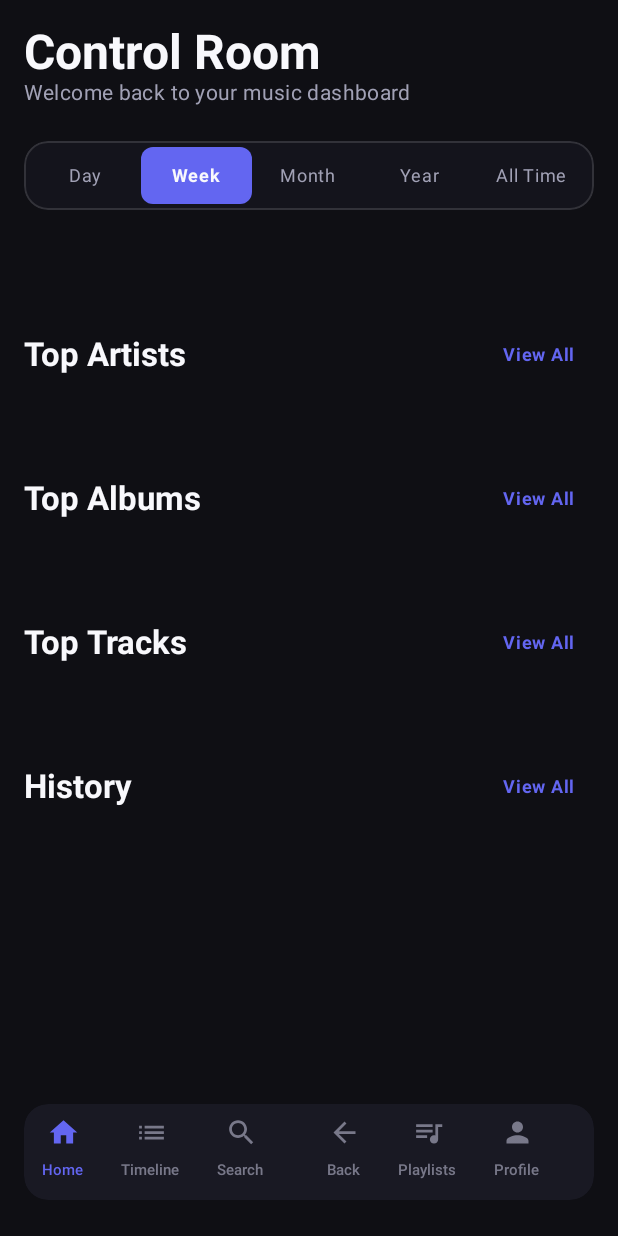
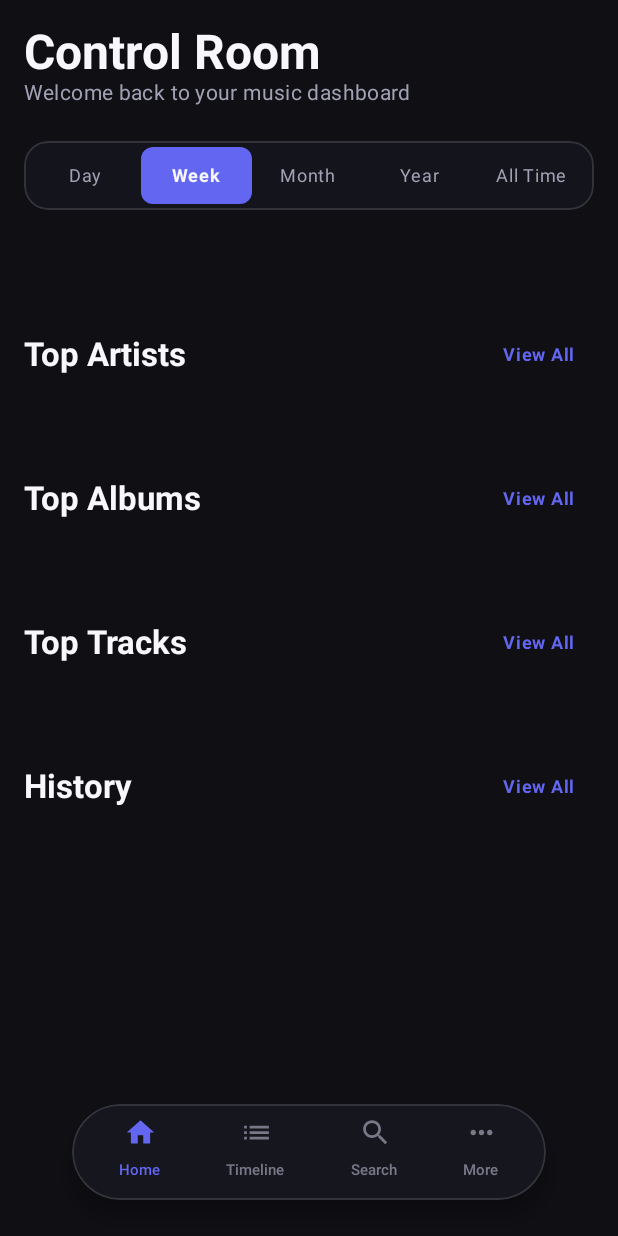
Before and after one commit to SaturnX-Dev/Beat-Scrobble, an Android app built with Jetpack Compose: the MainScreen screen opened through its navigation route, on a phone screen of 412 x 824 dp. Run offline under Robolectric (Android 15) with nearby library versions, the phone set to English and light mode, and no system bars; our stand-ins replace Shimmer; pictures from the network do not load.

```diff
--- a/beatscrobble-android/app/build.gradle.kts
+++ b/beatscrobble-android/app/build.gradle.kts
@@ -77,6 +77,7 @@ dependencies {
     implementation("com.squareup.retrofit2:converter-gson:2.9.0")
     implementation("com.squareup.okhttp3:okhttp:4.12.0")
     implementation("com.squareup.okhttp3:logging-interceptor:4.12.0")
+    implementation("com.squareup.okhttp3:okhttp-urlconnection:4.12.0")
 
     // Image Loading
     implementation("io.coil-kt:coil-compose:2.5.0")
--- a/beatscrobble-android/app/src/main/java/com/beatscrobble/app/repository/api/BeatScrobbleApi.kt
+++ b/beatscrobble-android/app/src/main/java/com/beatscrobble/app/repository/api/BeatScrobbleApi.kt
@@ -3,6 +3,7 @@ package com.beatscrobble.app.repository.api
 import com.beatscrobble.app.repository.models.*
 import retrofit2.Response
 import retrofit2.http.*
+import okhttp3.ResponseBody
 
 interface BeatScrobbleApi {
 
@@ -14,7 +15,14 @@ interface BeatScrobbleApi {
         @Field("username") username: String,
         @Field("password") password: String,
         @Field("remember_me") rememberMe: Boolean = true
-    ): Response<User>
+    ): Response<Unit>
+
+    @FormUrlEncoded
+    @POST("/apis/web/v1/signup")
+    suspend fun signup(
+        @Field("username") username: String,
+        @Field("password") password: String
+    ): Response<Unit>
 
     @POST("/apis/web/v1/logout")
     suspend fun logout(): Response<Unit>
@@ -114,6 +122,8 @@ interface BeatScrobbleApi {
 
     // === Health Check ===
 
+
+
     @GET("/apis/web/v1/health")
-    suspend fun healthCheck(): Response<Unit>
+    suspend fun healthCheck(): Response<ResponseBody>
 }
--- a/beatscrobble-android/app/src/main/java/com/beatscrobble/app/repository/preferences/PreferencesRepository.kt
+++ b/beatscrobble-android/app/src/main/java/com/beatscrobble/app/repository/preferences/PreferencesRepository.kt
@@ -63,6 +63,10 @@ object PreferencesRepository {
         _isLoading.value = true
 
         try {
+            if (!NetworkModule.isConfigured()) {
+                loadFromLocalStorage()
+                return
+            }
             val serverPrefs = NetworkModule.api.getPreferences()
             _preferences.value = serverPrefs
 
--- a/beatscrobble-android/app/src/main/java/com/beatscrobble/app/ui/navigation/Navigation.kt
+++ b/beatscrobble-android/app/src/main/java/com/beatscrobble/app/ui/navigation/Navigation.kt
@@ -34,6 +34,7 @@ fun AppNavigation(navController: NavHostController) {
     val startDestination = remember {
         when {
             !NetworkModule.isConfigured() -> Screen.ServerSetup.route
+            !NetworkModule.isLoggedIn() -> Screen.Login.route
             else -> Screen.Home.route
         }
     }
--- a/beatscrobble-android/app/src/main/java/com/beatscrobble/app/ui/screens/HomeTab.kt
+++ b/beatscrobble-android/app/src/main/java/com/beatscrobble/app/ui/screens/HomeTab.kt
@@ -327,7 +327,7 @@ fun NowPlayingCardFull(
                     modifier = Modifier
                         .fillMaxWidth()
                         .height(450.dp)
-                        .blur(30.dp)
+
                         .graphicsLayer { scaleX = 1.1f; scaleY = 1.1f },
                     contentScale = ContentScale.Crop,
                     alpha = 0.3f
--- a/beatscrobble-android/app/src/main/java/com/beatscrobble/app/ui/screens/MainScreen.kt
+++ b/beatscrobble-android/app/src/main/java/com/beatscrobble/app/ui/screens/MainScreen.kt
@@ -3,8 +3,10 @@ package com.beatscrobble.app.ui.screens
 import androidx.compose.animation.*
 import androidx.compose.animation.core.*
 import androidx.compose.foundation.background
+import androidx.compose.foundation.border
 import androidx.compose.foundation.clickable
 import androidx.compose.foundation.layout.*
+import androidx.compose.foundation.shape.CircleShape
 import androidx.compose.foundation.shape.RoundedCornerShape
 import androidx.compose.material.icons.Icons
 import androidx.compose.material.icons.filled.*
@@ -47,72 +49,67 @@ fun MainScreen(
     var selectedTab by remember { mutableIntStateOf(startTab) }
     var view by remember { mutableStateOf<NavView>(NavView.MAIN) }
 
-
-    // Animación del slider track (como translateX en web)
-    val sliderOffset by animateFloatAsState(
-        targetValue = if (view == NavView.MAIN) 0f else -1f,
-        animationSpec = tween(
-            durationMillis = 300,
-            easing = CubicBezierEasing(0.2f, 0.8f, 0.2f, 1f) // cubic-bezier(0.2, 0.8, 0.2, 1)
-        ),
-        label = "slider"
-    )
-
     Box(modifier = Modifier.fillMaxSize()) {
         // Content based on selected tab
         when (selectedTab) {
             0 -> HomeTab(navController = navController)
             1 -> TimelineTab(navController = navController)
+            // Profile is tab 2 when navigated to via Bottom Bar
             2 -> ProfileTab(navController = navController)
         }
 
-        // Floating Navigation Bar - Replica exacta del web
+        // Floating Navigation Bar - Floating Blur Pill
         Box(
             modifier = Modifier
                 .align(Alignment.BottomCenter)
-                .padding(horizontal = 16.dp, vertical = 24.dp)
+                .padding(horizontal = 48.dp, vertical = 24.dp) // Narrower pill
         ) {
-            // background: color-mix(in srgb, var(--color-bg-secondary) 60%, transparent)
             Box(
                 modifier = Modifier
                     .fillMaxWidth()
                     .height(64.dp)
-                    .clip(RoundedCornerShape(16.dp))
+                    // Shadow for floating effect
+                    .graphicsLayer {
+                        shadowElevation = 8.dp.toPx()
+                        shape = CircleShape // Fully rounded pill
+                        clip = true
+                    }
                     .background(
-                        color = DarkSurface.copy(alpha = 0.95f), // Higher alpha since we don't have blur
-                        shape = RoundedCornerShape(16.dp)
+                        color = DarkSurface.copy(alpha = 0.7f), // Higher transparency
+                        shape = CircleShape
+                    )
+                    .border(
+                        width = 1.dp,
+                        color = GlassBorder,
+                        shape = CircleShape
                     )
             ) {
-                // Slider Track - width: 200%, transform: translateX
-                Box(
-                    modifier = Modifier
-                        .fillMaxHeight()
-                        .width(IntrinsicSize.Max)
-                ) {
+                AnimatedContent(
+                    targetState = view,
+                    transitionSpec = {
+                        if (targetState == NavView.MORE) {
+                            slideInHorizontally { width -> width } + fadeIn() togetherWith
+                                    slideOutHorizontally { width -> -width } + fadeOut()
+                        } else {
+                            slideInHorizontally { width -> -width } + fadeIn() togetherWith
+                                    slideOutHorizontally { width -> width } + fadeOut()
+                        }
+                    },
+                    label = "nav_transition",
+                    modifier = Modifier.fillMaxSize()
+                ) { targetView ->
                     Row(
-                        modifier = Modifier
-                            .fillMaxHeight()
-                            .graphicsLayer {
-                                // Simulamos el translateX moviendo el offset
-                                translationX = sliderOffset * size.width / 2
-                            }
+                        modifier = Modifier.fillMaxSize(),
+                        horizontalArrangement = Arrangement.SpaceEvenly,
+                        verticalAlignment = Alignment.CenterVertically
                     ) {
-                        // MAIN VIEW (50% del ancho)
-                        Row(
-                            modifier = Modifier
-                                .fillMaxHeight()
-                                .weight(1f),
-                            horizontalArrangement = Arrangement.SpaceEvenly,
-                            verticalAlignment = Alignment.CenterVertically
-                        ) {
+                        if (targetView == NavView.MAIN) {
                             // Home
                             NavBarItemPill(
                                 label = "Home",
                                 icon = Icons.Filled.Home,
                                 isActive = selectedTab == 0,
-                                onClick = {
-                                    selectedTab = 0
-                                }
+                                onClick = { selectedTab = 0 }
                             )
 
                             // Timeline
@@ -120,39 +117,27 @@ fun MainScreen(
                                 label = "Timeline",
                                 icon = Icons.Filled.List,
                                 isActive = selectedTab == 1,
-                                onClick = {
-                                    selectedTab = 1
-                                }
+                                onClick = { selectedTab = 1 }
                             )
-
 
                             // Search (Navigate to Native Screen)
                             NavBarItemPill(
                                 label = "Search",
                                 icon = Icons.Filled.Search,
-                                isActive = false, // Always false as it leaves this screen
+                                isActive = false,
                                 onClick = {
                                     navController.navigate(Screen.Search.route)
                                 }
                             )
 
-                            // More (cambia a view more)
+                            // More
                             NavBarItemPill(
                                 label = "More",
                                 icon = Icons.Filled.MoreHoriz,
                                 isActive = false,
                                 onClick = { view = NavView.MORE }
                             )
-                        }
-
-                        // MORE VIEW (50% del ancho)
-                        Row(
-                            modifier = Modifier
-                                .fillMaxHeight()
-                                .weight(1f),
-                            horizontalArrangement = Arrangement.SpaceEvenly,
-                            verticalAlignment = Alignment.CenterVertically
-                        ) {
+                        } else {
                             // Back
                             NavBarItemPill(
                                 label = "Back",
@@ -161,7 +146,7 @@ fun MainScreen(
                                 onClick = { view = NavView.MAIN }
                             )
 
-                            // Playlists (placeholder - podría navegar a una pantalla)
+                            // Playlists
                             NavBarItemPill(
                                 label = "Playlists",
                                 icon = Icons.Filled.QueueMusic,
@@ -183,7 +168,7 @@ fun MainScreen(
                                 }
                             )
 
-                            // Config (Settings)
+                            // Config
                             NavBarItemPill(
                                 label = "Config",
                                 icon = Icons.Filled.Settings,
--- a/beatscrobble-android/app/src/main/java/com/beatscrobble/app/ui/screens/ServerSetupScreen.kt
+++ b/beatscrobble-android/app/src/main/java/com/beatscrobble/app/ui/screens/ServerSetupScreen.kt
@@ -126,7 +126,7 @@ fun ServerSetupScreen(
                 )
 
                 Text(
-                    text = "Priority: Local network first",
+                    text = "Use 10.0.2.2 for Emulator, or LAN IP for device",
                     style = MaterialTheme.typography.bodySmall,
                     color = TextTertiary,
                     modifier = Modifier.padding(top = 4.dp, start = 4.dp)
@@ -227,6 +227,7 @@ fun ServerSetupScreen(
                         error = null
                         connectedUrl = null
 
+                        try {
                             val config = ServerConfig(
                                 primaryUrl = primaryUrl.trim(),
                                 fallbackUrl = fallbackUrl.trim().ifBlank { null }
@@ -244,8 +245,12 @@ fun ServerSetupScreen(
                             } else {
                                 error = "Could not connect to any server. Check URLs and try again."
                             }
-
+                        } catch (e: Throwable) {
+                            error = "Error: ${e.message}"
+                            e.printStackTrace()
+                        } finally {
                             isLoading = false
+                        }
                     }
                 },
                 modifier = Modifier
--- /dev/null
+++ b/beatscrobble-android/app/src/main/res/mipmap-anydpi-v26/ic_launcher.xml
@@ -0,0 +1,5 @@
+<?xml version="1.0" encoding="utf-8"?>
+<adaptive-icon xmlns:android="http://schemas.android.com/apk/res/android">
+    <background android:drawable="@color/ic_launcher_background"/>
+    <foreground android:drawable="@drawable/app_logo"/>
+</adaptive-icon>
--- /dev/null
+++ b/beatscrobble-android/app/src/main/res/mipmap-anydpi-v26/ic_launcher_round.xml
@@ -0,0 +1,5 @@
+<?xml version="1.0" encoding="utf-8"?>
+<adaptive-icon xmlns:android="http://schemas.android.com/apk/res/android">
+    <background android:drawable="@color/ic_launcher_background"/>
+    <foreground android:drawable="@drawable/ic_launcher_foreground"/>
+</adaptive-icon>
--- /dev/null
+++ b/beatscrobble-android/app/src/main/res/values/colors.xml
@@ -0,0 +1,4 @@
+<?xml version="1.0" encoding="utf-8"?>
+<resources>
+    <color name="ic_launcher_background">#0F0F14</color>
+</resources>
```
Also changed, not shown: beatscrobble-android/app/src/main/java/com/beatscrobble/app/repository/api/JavaNetCookieJar.kt (added, +99 -0 lines), beatscrobble-android/app/src/main/java/com/beatscrobble/app/repository/api/NetworkModule.kt (+53 -42 lines), beatscrobble-android/app/src/main/java/com/beatscrobble/app/ui/screens/LoginScreen.kt (+14 -10 lines), beatscrobble-android/app/src/main/res/drawable/ic_launcher_foreground.xml (added, +13 -0 lines), beatscrobble-android/app/src/main/res/drawable/app_logo.jpg (added), 2 other files. Lines whose indentation alone changed are shown as unchanged.
